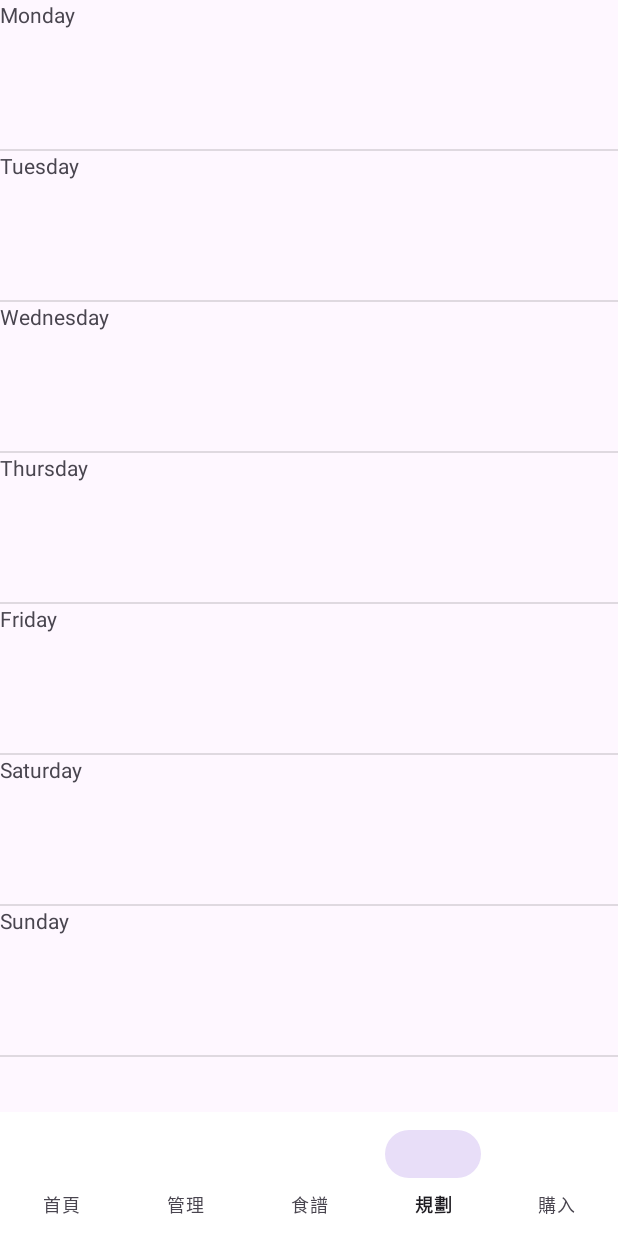
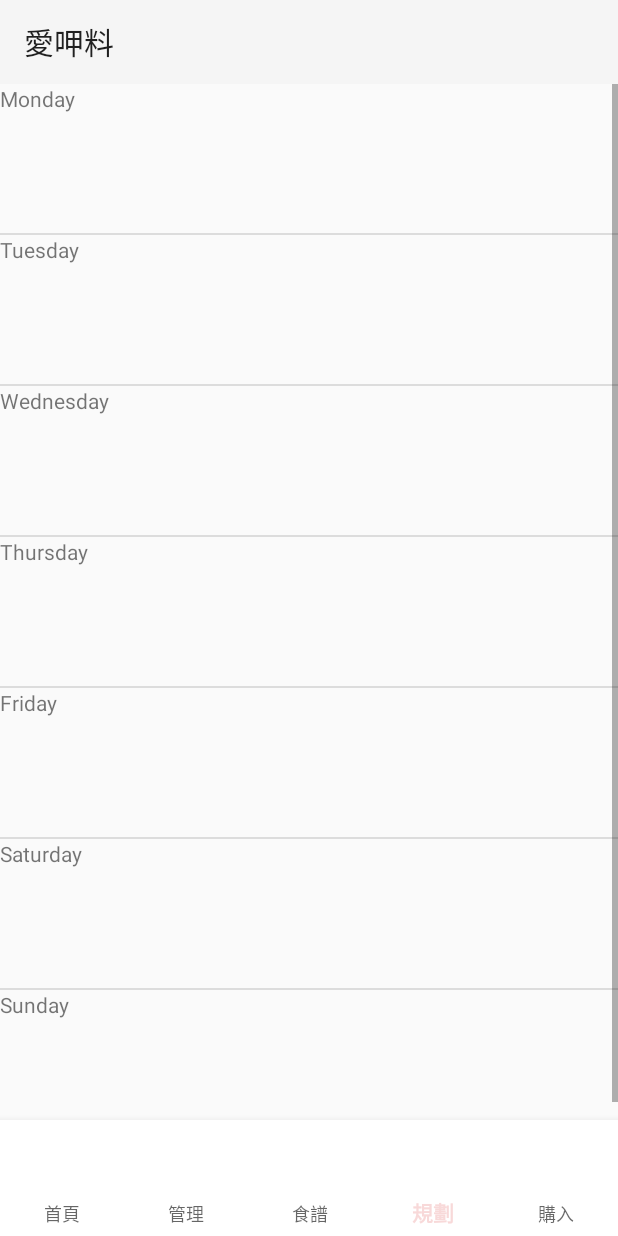
Before and after one commit to Danny0419/fridge, an Android app: the screen it shows after launch (MainActivity), item 4 of the bottom bar chosen, on a phone screen of 412 x 824 dp. Run offline under Robolectric (Android 15) with nearby library versions, the phone set to English and light mode, and no system bars.

Commit message:
新增AppBar並顯示APP名稱

```diff
--- a/app/src/main/AndroidManifest.xml
+++ b/app/src/main/AndroidManifest.xml
@@ -18,11 +18,8 @@
         android:requestLegacyExternalStorage="true"
         android:roundIcon="@mipmap/ic_launcher_round"
         android:supportsRtl="true"
-        android:theme="@style/Theme.Fragment_test"
+        android:theme="@style/AppTheme"
         tools:targetApi="31">
-        <activity
-            android:name=".ShoppingListActivity"
-            android:exported="true" />
         <activity
             android:name=".ScanReceiptActivity"
             android:exported="false" />
--- a/app/src/main/java/com/example/fragment_test/MainActivity.java
+++ b/app/src/main/java/com/example/fragment_test/MainActivity.java
@@ -2,6 +2,7 @@ package com.example.fragment_test;
 
 import androidx.annotation.NonNull;
 import androidx.appcompat.app.AppCompatActivity;
+import androidx.appcompat.widget.Toolbar;
 import androidx.fragment.app.Fragment;
 import androidx.fragment.app.FragmentManager;
 
@@ -48,6 +49,8 @@ public class MainActivity extends AppCompatActivity {
         super.onCreate(savedInstanceState);
         setContentView(R.layout.activity_main);
 
+        setSupportActionBar(findViewById(R.id.toolbar_main));
+        getSupportActionBar();
         initialize();
 
         bottomNavbar = findViewById(R.id.bottomNavBar);
@@ -69,14 +72,14 @@ public class MainActivity extends AppCompatActivity {
                     loadPage(new ScheduleFragment());
                     return true;
                 } else if (onClickItemId == R.id.shoppingList) {
-                    Cursor query = db.query("shopping_list", new String[] {"id", "name", "category", "quantity"}, null, null, null, null, null);
+                    Cursor query = db.query("shopping_list", new String[]{"id", "name", "category", "quantity"}, null, null, null, null, null);
                     ArrayList<ShoppingListBean> shopping_list = new ArrayList<>();
 
                     int id = 1;
                     String name = "";
                     String category = "";
                     int quantity = 0;
-                    while (query.moveToNext()){
+                    while (query.moveToNext()) {
                         name = query.getString(1);
                         category = query.getString(2);
                         quantity = query.getInt(3);
@@ -91,13 +94,13 @@ public class MainActivity extends AppCompatActivity {
         });
     }
 
-    private void initialize(){
+    private void initialize() {
         supportFragmentManager.beginTransaction()
                 .add(R.id.mainContent, new FoodManagementFragment())
                 .commit();
     }
 
-    private void loadShoppingListPage(ArrayList<ShoppingListBean> shoppingList){
+    private void loadShoppingListPage(ArrayList<ShoppingListBean> shoppingList) {
         ShoppingListFragment shoppingListFragment = new ShoppingListFragment();
         shoppingListFragment.setShoppingList(shoppingList);
         loadPage(shoppingListFragment);
--- a/app/src/main/java/com/example/fragment_test/helper/FridgeHelper.java
+++ b/app/src/main/java/com/example/fragment_test/helper/FridgeHelper.java
@@ -11,7 +11,7 @@ import androidx.annotation.Nullable;
 
 public class FridgeHelper extends SQLiteOpenHelper {
     private static final String DB_NAME = "fridge_db";
-    private static final int DB_VERSION = 2;
+    private static final int DB_VERSION = 3;
 
     public FridgeHelper(Context context){
         super(context, DB_NAME,null,DB_VERSION);
--- a/app/src/main/res/layout/activity_main.xml
+++ b/app/src/main/res/layout/activity_main.xml
@@ -8,7 +8,7 @@
     tools:context=".MainActivity">
 
 
-
+    <include android:id="@+id/toolbar_main" layout="@layout/toolbar_main" />
 
     <FrameLayout
         android:id="@+id/mainContent"
@@ -23,8 +23,7 @@
         android:layout_weight="1"
         android:background="#ffffff"
         app:labelVisibilityMode="labeled"
-        app:menu="@menu/bottom_navigation"/>
-
+        app:menu="@menu/bottom_navigation" />
 
 
 </LinearLayout>
--- /dev/null
+++ b/app/src/main/res/layout/toolbar_main.xml
@@ -0,0 +1,7 @@
+<?xml version="1.0" encoding="utf-8"?>
+<androidx.appcompat.widget.Toolbar xmlns:android="http://schemas.android.com/apk/res/android"
+    android:layout_width="match_parent"
+    android:layout_height="?attr/actionBarSize"
+    android:background="?attr/colorPrimary"
+    android:theme="@style/Theme.AppCompat.Light"
+    />
--- a/app/src/main/res/values/strings.xml
+++ b/app/src/main/res/values/strings.xml
@@ -1,5 +1,5 @@
 <resources>
-    <string name="app_name">fragment_test</string>
+    <string name="app_name">愛呷料</string>
     <!-- TODO: Remove or change this placeholder text -->
     <string name="hello_blank_fragment">Hello blank fragment</string>
 
--- /dev/null
+++ b/app/src/main/res/values/styles.xml
@@ -0,0 +1,6 @@
+<?xml version="1.0" encoding="utf-8"?>
+<resources>
+    <style name="AppTheme" parent="Theme.AppCompat.Light.NoActionBar">
+        <item name="colorPrimary">@color/pink</item>
+    </style>
+</resources>
--- a/build.gradle.kts
+++ b/build.gradle.kts
@@ -1,4 +1,4 @@
 // Top-level build file where you can add configuration options common to all sub-projects/modules.
 plugins {
-    id("com.android.application") version "8.4.0" apply false
+    id("com.android.application") version "8.4.1" apply false
 }
```
Also changed, not shown: app/src/main/java/com/example/fragment_test/ShoppingListActivity.java (deleted, +0 -26 lines), app/src/main/res/layout/activity_shopping_list.xml (deleted, +0 -26 lines), app/src/main/res/drawable/scan_button.png (added).
